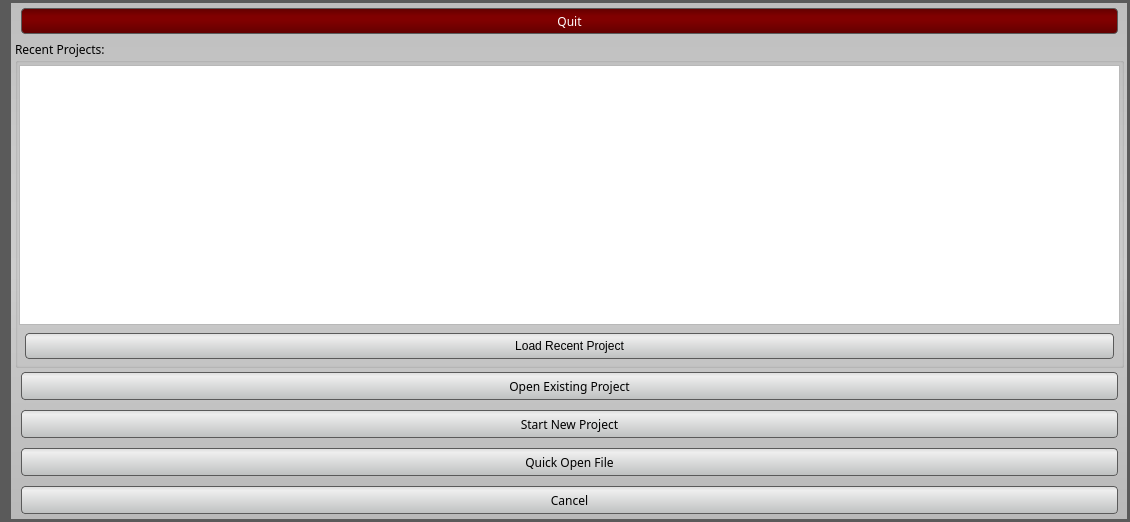
Qt form src/Interface/Application/SplashScreen.ui (SCIInstitute/Seg3D) before a commit.
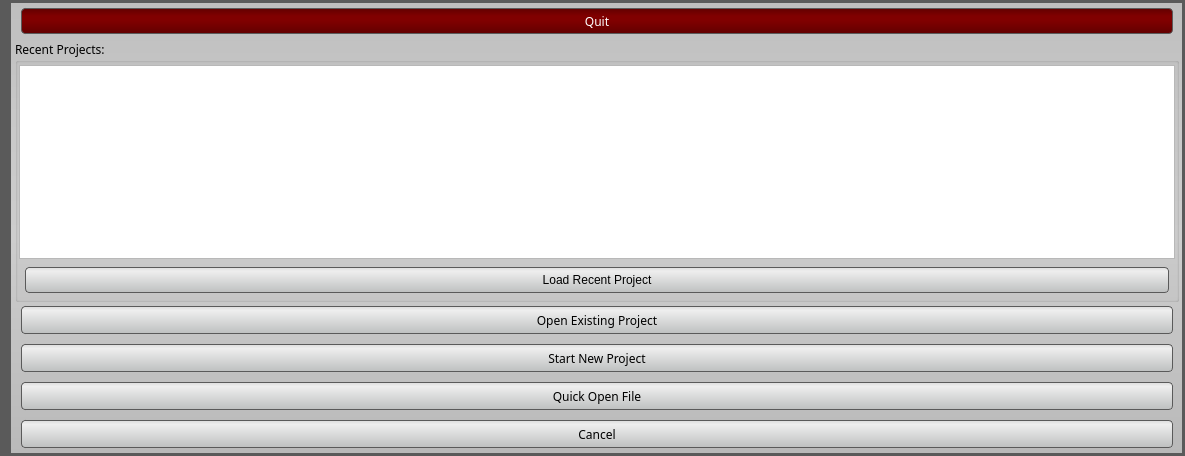
The same form after that commit. Icons and pictures are not drawn.

Commit message: Better splash screen size.

The edit to the form file:
```diff
--- a/src/Interface/Application/SplashScreen.ui
+++ b/src/Interface/Application/SplashScreen.ui
@@ -9,8 +9,8 @@
    <rect>
     <x>0</x>
     <y>0</y>
-    <width>1130</width>
-    <height>522</height>
+    <width>1185</width>
+    <height>456</height>
    </rect>
   </property>
   <property name="sizePolicy">
```
The commit also changes 1 other file.
